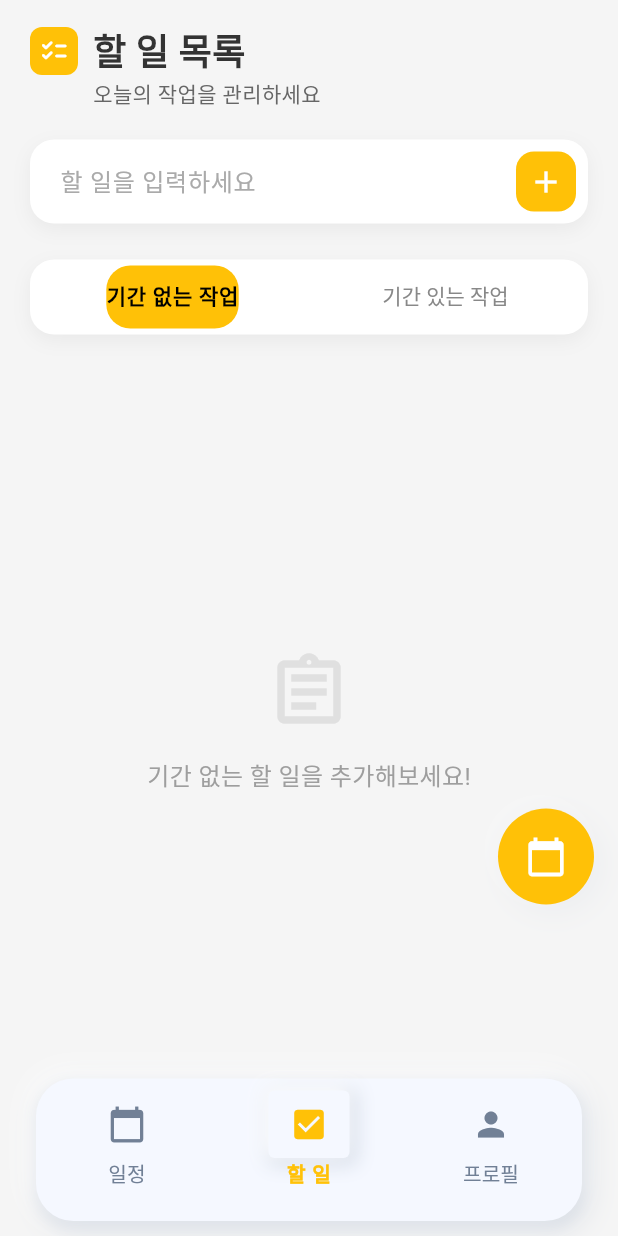
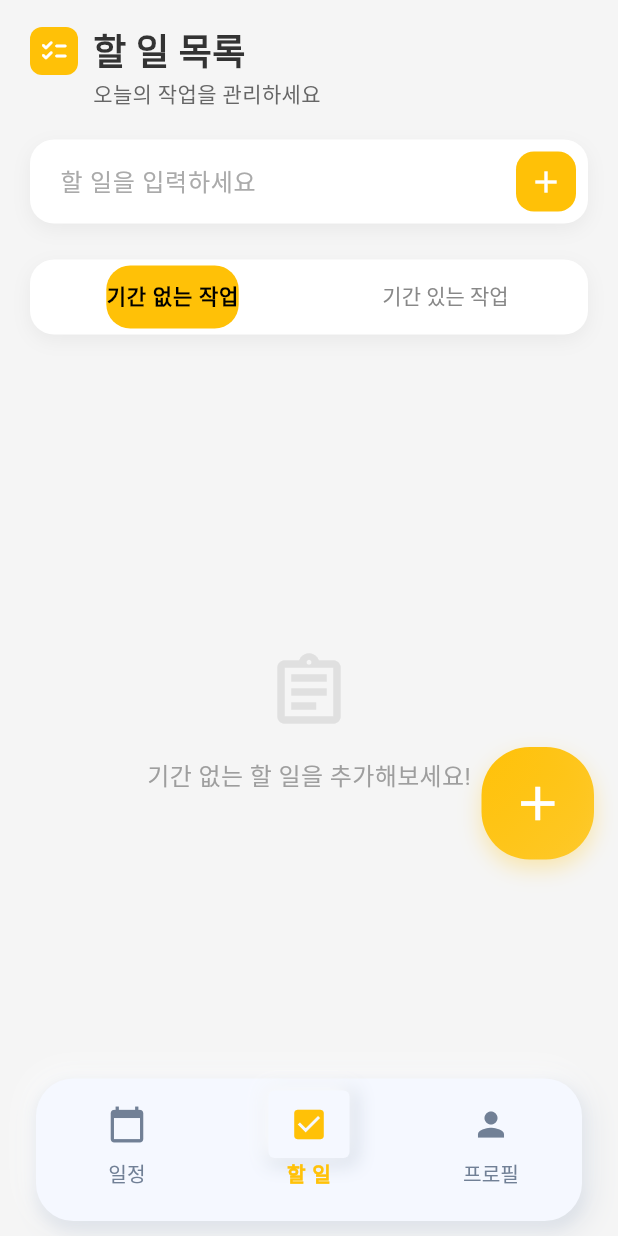
Before and after one commit to dogdogcode/toDo-List, a Flutter app: the screen it shows after launch, swiped to page 2, on a phone screen of 412 x 824 dp. Run offline on Flutter 3.47's test engine with Material 3 defaults, Android fonts, the phone set to English and light mode, and no system bars; our stand-ins replace shared_preferences, table_calendar.

```diff
--- a/lib/main.dart
+++ b/lib/main.dart
@@ -5,6 +5,7 @@ import 'screens/todo_list_screen.dart';
 import 'screens/profile_screen.dart';
 import 'utils/neumorphic_styles.dart';
 import 'widgets/detailed_todo_input.dart';
+import 'services/todo_service.dart';
 
 void main() async {
   WidgetsFlutterBinding.ensureInitialized();
@@ -172,37 +173,51 @@ class _MainScreenState extends State<MainScreen>
         children: _screens,
       ),
       floatingActionButton:
-          _selectedIndex == 1
-              ? Padding(
-                  padding: const EdgeInsets.only(bottom: 100), // 위치 조정
-                  child: NeumorphicButton(
-                    width: 64,
-                    height: 64,
-                    borderRadius: 32,
-                    color: NeumorphicStyles.primaryButtonColor,
-                    onPressed: () {
-                      // 상세 할일 추가 화면 호출
+          _selectedIndex == 1 // 할일 페이지에서만 플로팅 버튼 표시
+              ? Container(
+                  width: 75, // 버튼 크기 증가
+                  height: 75, // 버튼 크기 증가
+                  margin: const EdgeInsets.only(bottom: 130), // 플러스 버튼을 더 위로 올림
+                  decoration: NeumorphicStyles.getFABDecoration(),
+                  child: Material(
+                    color: Colors.transparent,
+                    child: InkWell(
+                      borderRadius: BorderRadius.circular(38),
+                      onTap: () {
+                        // 상세 할일 추가 화면 호출 (바텀 시트 사용)
                         showModalBottomSheet(
                           context: context,
                           isScrollControlled: true,
                           backgroundColor: Colors.transparent,
                           builder: (context) => DetailedTodoInput(
                             onSave: (todo) async {
-                            // Todo 저장 및 화면 닫기
-                            Navigator.pop(context);
+                              try {
+                                // TodoService를 사용하여 실제로 할 일 저장
+                                await TodoService.addTodo(todo);
+                                // 화면은 DetailedTodoInput 내부에서 닫히므로 여기서는 별도로 처리하지 않음
+                              } catch (e) {
+                                print('할 일 저장 오류: $e');
+                                // 에러 발생 시 스낵바 표시
+                                ScaffoldMessenger.of(context).showSnackBar(
+                                  SnackBar(
+                                    content: Text('오류가 발생했습니다: $e'),
+                                    backgroundColor: Colors.red,
+                                  ),
+                                );
+                              }
                             },
                           ),
                         );
                       },
-                    padding: EdgeInsets.zero,
                       child: const Icon(
-                      Icons.calendar_today,
+                        Icons.add,
                         color: Colors.white,
-                      size: 28,
+                        size: 38,
+                      ), // 아이콘 크기 증가
                     ),
                   ),
                 )
-              : null,
+              : null, // 다른 화면에서는 버튼 표시하지 않음,
       floatingActionButtonLocation: FloatingActionButtonLocation.endFloat,
       bottomNavigationBar: Padding(
         padding: EdgeInsets.only(
```
Also changed, not shown: lib/widgets/detailed_todo_input.dart (+20 -3 lines). Lines whose indentation alone changed are shown as unchanged.
